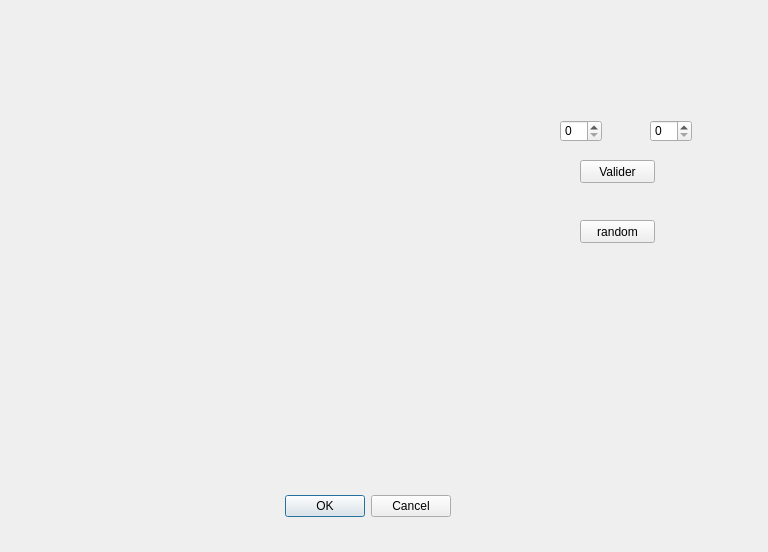
This is creaconfig.ui in lmabille/LO21---Printemps-2021---Projet-Cellulut as Qt 5 draws it before an edit. The edited form follows.
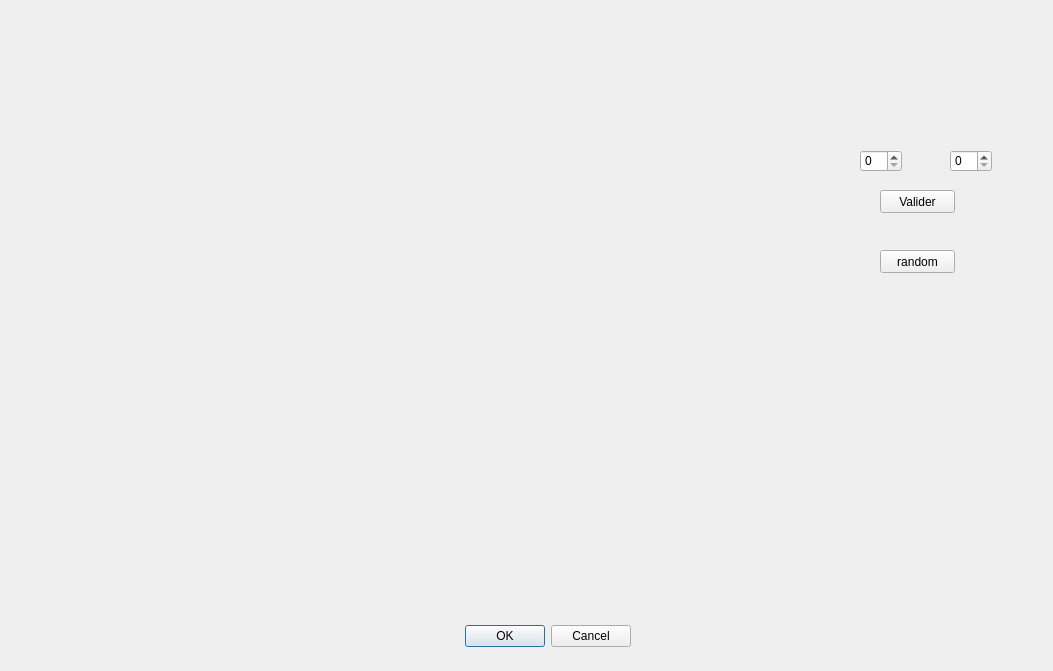
This is the edited form.

Diff of the .ui file:
```diff
--- a/creaconfig.ui
+++ b/creaconfig.ui
@@ -6,8 +6,8 @@
    <rect>
     <x>0</x>
     <y>0</y>
-    <width>768</width>
-    <height>552</height>
+    <width>1053</width>
+    <height>671</height>
    </rect>
   </property>
   <property name="windowTitle">
@@ -16,8 +16,8 @@
   <widget class="QDialogButtonBox" name="buttonBox">
    <property name="geometry">
     <rect>
-     <x>110</x>
-     <y>490</y>
+     <x>290</x>
+     <y>620</y>
      <width>341</width>
      <height>32</height>
     </rect>
@@ -32,8 +32,8 @@
   <widget class="QPushButton" name="btnTaille">
    <property name="geometry">
     <rect>
-     <x>580</x>
-     <y>160</y>
+     <x>880</x>
+     <y>190</y>
      <width>75</width>
      <height>23</height>
     </rect>
@@ -45,8 +45,8 @@
   <widget class="QSpinBox" name="spinLigne">
    <property name="geometry">
     <rect>
-     <x>560</x>
-     <y>120</y>
+     <x>860</x>
+     <y>150</y>
      <width>42</width>
      <height>22</height>
     </rect>
@@ -55,8 +55,8 @@
   <widget class="QSpinBox" name="spinColonne">
    <property name="geometry">
     <rect>
-     <x>650</x>
-     <y>120</y>
+     <x>950</x>
+     <y>150</y>
      <width>42</width>
      <height>22</height>
     </rect>
@@ -81,8 +81,8 @@
   <widget class="QPushButton" name="btnRandom">
    <property name="geometry">
     <rect>
-     <x>580</x>
-     <y>220</y>
+     <x>880</x>
+     <y>250</y>
      <width>75</width>
      <height>23</height>
     </rect>
```
